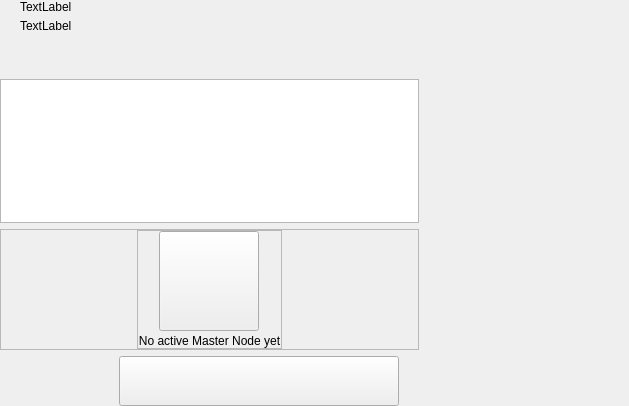
ORO-mlm/ORO-Core, file src/qt/oro/forms/masternodeswidget.ui: the form before one commit.
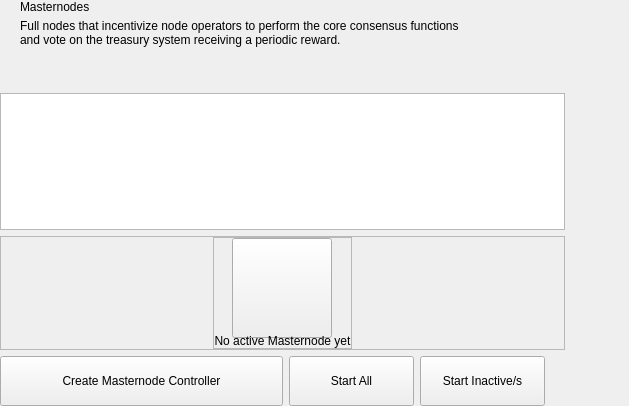
The form after the commit. Custom widgets are drawn as their Qt base class.

```diff
--- a/src/qt/oro/forms/masternodeswidget.ui
+++ b/src/qt/oro/forms/masternodeswidget.ui
@@ -65,14 +65,15 @@
             <item>
              <widget class="QLabel" name="labelTitle">
               <property name="text">
-               <string>TextLabel</string>
+               <string>Masternodes</string>
               </property>
              </widget>
             </item>
             <item alignment="Qt::AlignTop">
              <widget class="QLabel" name="labelSubtitle1">
               <property name="text">
-               <string>TextLabel</string>
+               <string>Full nodes that incentivize node operators to perform the core consensus functions
+and vote on the treasury system receiving a periodic reward.</string>
               </property>
              </widget>
             </item>
@@ -226,7 +227,7 @@
                  <string notr="true"/>
                 </property>
                 <property name="text">
-                 <string>No active Master Node yet</string>
+                 <string>No active Masternode yet</string>
                 </property>
                 <property name="alignment">
                  <set>Qt::AlignCenter</set>
@@ -264,13 +265,13 @@
            <widget class="QPushButton" name="pushButtonSave">
             <property name="minimumSize">
              <size>
-              <width>280</width>
+              <width>283</width>
               <height>50</height>
              </size>
             </property>
             <property name="maximumSize">
              <size>
-              <width>280</width>
+              <width>283</width>
               <height>50</height>
              </size>
             </property>
@@ -278,7 +279,33 @@
              <enum>Qt::NoFocus</enum>
             </property>
             <property name="text">
-             <string/>
+             <string>Create Masternode Controller</string>
+            </property>
+           </widget>
+          </item>
+          <item>
+           <widget class="QPushButton" name="pushButtonStartAll">
+            <property name="minimumSize">
+             <size>
+              <width>125</width>
+              <height>50</height>
+             </size>
+            </property>
+            <property name="text">
+             <string>Start All</string>
+            </property>
+           </widget>
+          </item>
+          <item>
+           <widget class="QPushButton" name="pushButtonStartMissing">
+            <property name="minimumSize">
+             <size>
+              <width>125</width>
+              <height>50</height>
+             </size>
+            </property>
+            <property name="text">
+             <string>Start Inactive/s</string>
             </property>
            </widget>
           </item>
```
